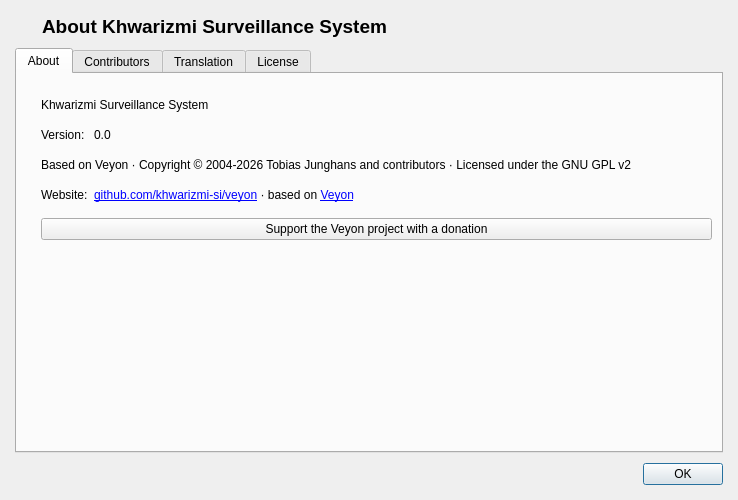
Above: core/src/AboutDialog.ui from khwarizmi-si/veyon before the change. Below: the same form after it.
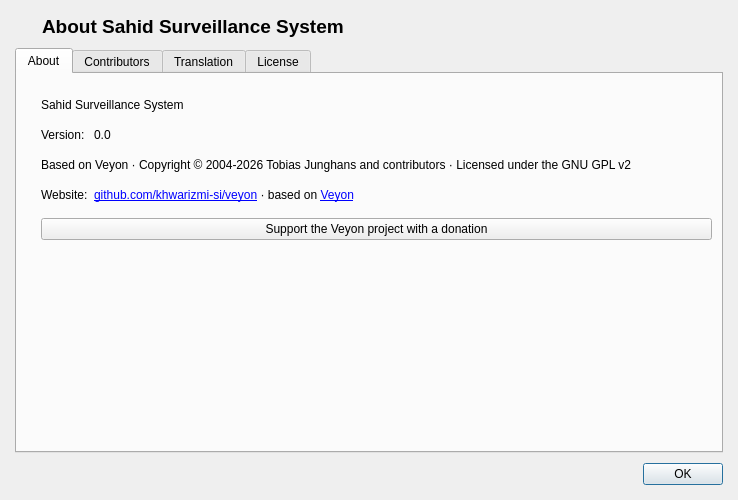
That is the form after the change. Icons and pictures are not drawn.

Commit message:
feat: add Sahid client branding
Create a dedicated Sahid-branded build variant by replacing product names, master icons, splash logo, and monitoring watermark assets.

```diff
--- a/core/src/AboutDialog.ui
+++ b/core/src/AboutDialog.ui
@@ -80,7 +80,7 @@
         </font>
        </property>
        <property name="text">
-        <string>About Khwarizmi Surveillance System</string>
+        <string>About Sahid Surveillance System</string>
        </property>
       </widget>
      </item>
@@ -118,7 +118,7 @@
        <item row="0" column="0" colspan="2">
         <widget class="QLabel" name="label_3">
          <property name="text">
-          <string notr="true">Khwarizmi Surveillance System</string>
+          <string notr="true">Sahid Surveillance System</string>
          </property>
         </widget>
        </item>
```
Left out of the diff: 4 changed lines with no effect on the pictures. The commit also changes 32 other files.
